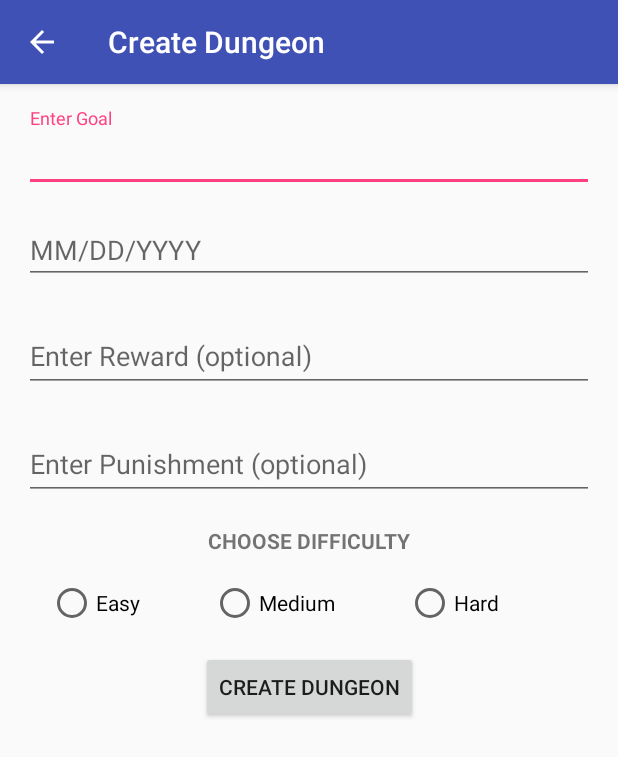
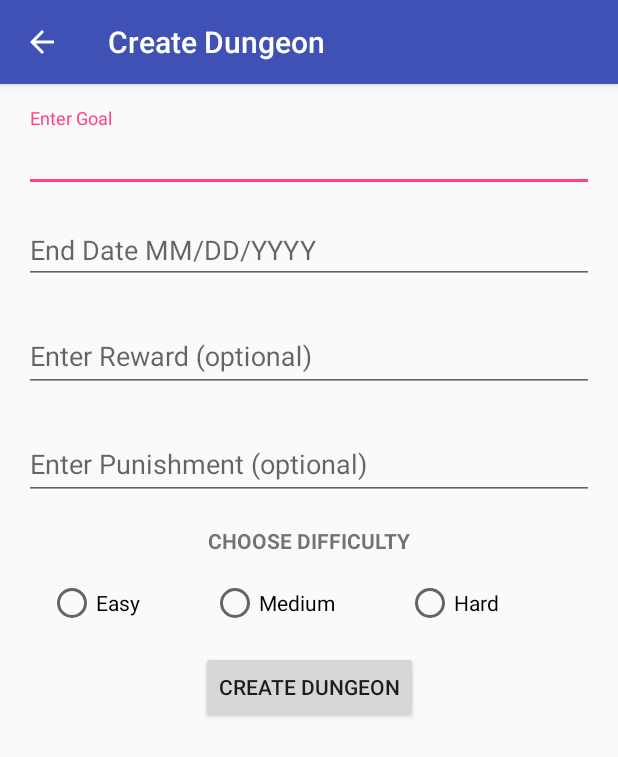
Before and after one commit to Ben10B/grind-for-the-grail, an Android app: the CreateEventActivity screen opened directly, with no data from a screen before it, on a phone screen of 412 x 824 dp. Shown: the top 757 px of the screen. Run offline under Robolectric (Android 15) with nearby library versions, the phone set to English and light mode, and no system bars.

Commit message:
Worked On Date

```diff
--- a/app/src/main/res/values/strings.xml
+++ b/app/src/main/res/values/strings.xml
@@ -26,7 +26,7 @@
     <string name="goalInput">Enter Goal</string>
     <string name="rewardInput">Enter Reward (optional)</string>
     <string name="punishmentInput">Enter Punishment (optional)</string>
-    <string name="endDateInput">MM/DD/YYYY</string>
+    <string name="endDateInput">End Date MM/DD/YYYY</string>
     <string name="diffTextView">Choose Difficulty</string>
     <string name="easyRadioBtn">Easy</string>
     <string name="mediumRadioBtn">Medium</string>
```
Also changed, not shown: app/src/main/java/com/abc/myapplication/EventActivity.java (+8 -1 lines).
